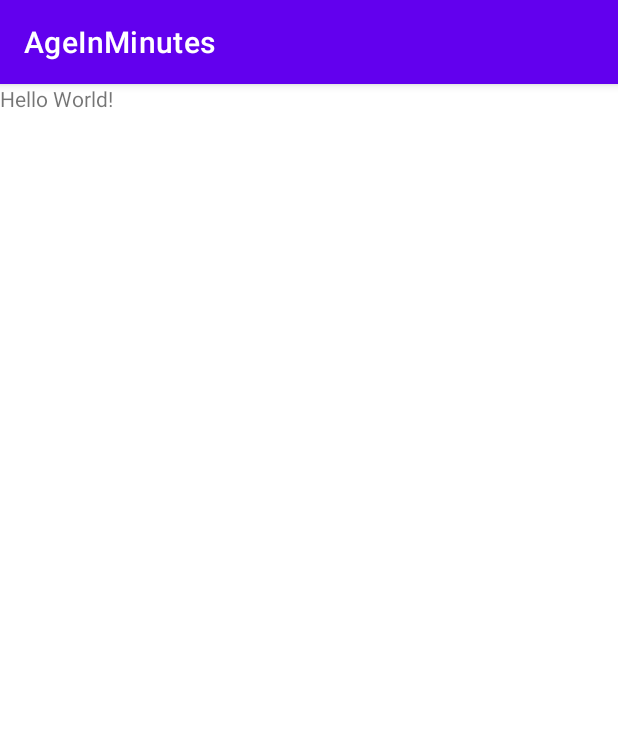
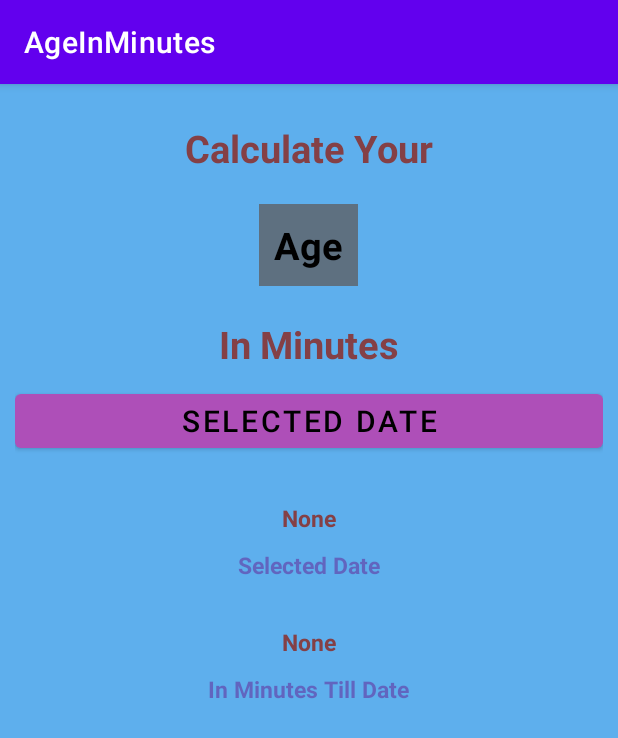
Before and after one commit to Joel-Jebitto-Dev/Age-In-Minutes-App-Android-Kotlin, an Android app: the screen it shows after launch (MainActivity), on a phone screen of 412 x 824 dp. Shown: the top 738 px of the screen. Run offline under Robolectric (Android 15) with nearby library versions, the phone set to English and light mode, and no system bars.

Commit message:
Completed UI

```diff
--- a/app/src/main/res/layout/activity_main.xml
+++ b/app/src/main/res/layout/activity_main.xml
@@ -5,14 +5,83 @@
         xmlns:app="http://schemas.android.com/apk/res-auto"
         android:layout_width="match_parent"
         android:layout_height="match_parent"
+        android:background="@color/color3"
+        android:gravity="center_horizontal"
+        android:orientation="vertical"
+        android:padding="10dp"
         tools:context=".MainActivity">
     <TextView
             android:layout_width="wrap_content"
             android:layout_height="wrap_content"
-            android:text="Hello World!"
-            app:layout_constraintBottom_toBottomOf="parent"
-            app:layout_constraintLeft_toLeftOf="parent"
-            app:layout_constraintRight_toRightOf="parent"
-            app:layout_constraintTop_toTopOf="parent"/>
+            android:text="@string/textCalculateYour"
+            android:textSize="25sp"
+            android:textStyle="bold"
+            android:layout_marginTop="15dp"
+            android:textColor="@color/color2"/>
+
+    <TextView
+            android:layout_width="wrap_content"
+            android:layout_height="wrap_content"
+            android:text="@string/age"
+            android:textSize="25sp"
+            android:layout_margin="20sp"
+            android:textStyle="bold"
+            android:padding="10dp"
+            android:background="#5E7080"
+            android:layout_marginTop="1dp"
+            android:textColor="@color/black"/>
+
+    <TextView
+            android:layout_width="wrap_content"
+            android:layout_height="wrap_content"
+            android:text="@string/in_minutes"
+            android:textSize="25sp"
+            android:textStyle="bold"
+            android:layout_marginTop="1dp"
+            android:textColor="@color/color2"/>
+
+    <Button android:layout_width="match_parent"
+            android:layout_height="wrap_content"
+            android:text="@string/select_date"
+            android:textSize="20sp"
+            android:textColor="@color/black"
+            app:backgroundTint="@color/color1"
+            android:layout_marginTop="10sp"/>
+
+    <TextView
+            android:id="@+id/tvSelectedDate"
+            android:layout_width="wrap_content"
+            android:layout_height="wrap_content"
+            android:text="@string/none"
+            android:textSize="15sp"
+            android:textStyle="bold"
+            android:layout_marginTop="30dp"
+            android:textColor="@color/color2"/>
+    <TextView
+            android:layout_width="wrap_content"
+            android:layout_height="wrap_content"
+            android:text="@string/select_date"
+            android:textSize="15sp"
+            android:textStyle="bold"
+            android:layout_marginTop="10dp"
+            android:textColor="#8A632797"/>
+
+    <TextView
+            android:id="@+id/tvSelectedDateInMinutes"
+            android:layout_width="wrap_content"
+            android:layout_height="wrap_content"
+            android:text="@string/none"
+            android:textSize="15sp"
+            android:textStyle="bold"
+            android:layout_marginTop="30dp"
+            android:textColor="@color/color2"/>
+    <TextView
+            android:layout_width="wrap_content"
+            android:layout_height="wrap_content"
+            android:text="@string/in_minutes_till_date"
+            android:textSize="15sp"
+            android:textStyle="bold"
+            android:layout_marginTop="10dp"
+            android:textColor="#8A632797"/>
 
 </LinearLayout>
--- a/app/src/main/res/values/colors.xml
+++ b/app/src/main/res/values/colors.xml
@@ -7,4 +7,7 @@
     <color name="teal_700">#FF018786</color>
     <color name="black">#FF000000</color>
     <color name="white">#FFFFFFFF</color>
+    <color name="color1">#AE4FB8</color>
+    <color name="color2">#844046</color>
+    <color name="color3">#5EAFED</color>
 </resources>
--- a/app/src/main/res/values/strings.xml
+++ b/app/src/main/res/values/strings.xml
@@ -1,3 +1,10 @@
 <resources>
     <string name="app_name">AgeInMinutes</string>
+    <string name="textCalculateYour">Calculate Your</string>
+    <string name="age">Age</string>
+    <string name="in_minutes">In Minutes</string>
+    <string name="select_date">Selected Date</string>
+    <string name="none">None</string>
+    <string name="in_minutes_till_date">In Minutes Till Date</string>
+
 </resources>
```
Also changed, not shown: app/src/main/AndroidManifest.xml (+10 -10 lines).
